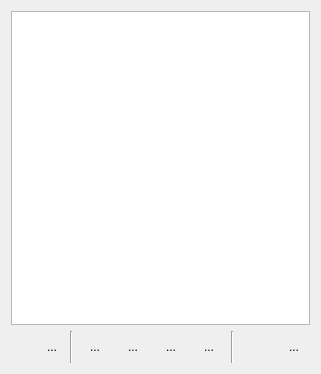
Qt form src/bookindexeditor.ui (boussouira/moltaqa) before a commit.
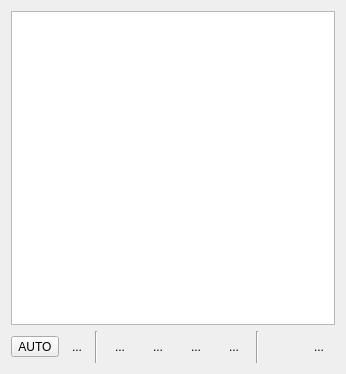
The same form after that commit. Icons and pictures are not drawn.

Patch:
```diff
--- a/src/bookindexeditor.ui
+++ b/src/bookindexeditor.ui
@@ -213,6 +213,13 @@
        </property>
       </widget>
      </item>
+     <item>
+      <widget class="QToolButton" name="toolButton">
+       <property name="text">
+        <string>AUTO</string>
+       </property>
+      </widget>
+     </item>
      <item>
       <spacer name="horizontalSpacer">
        <property name="orientation">
```
